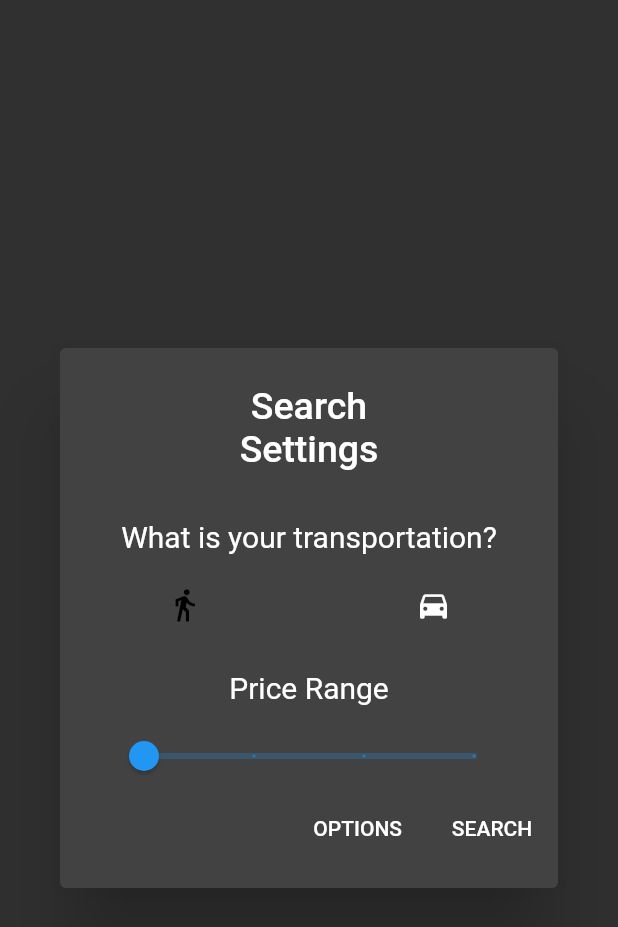
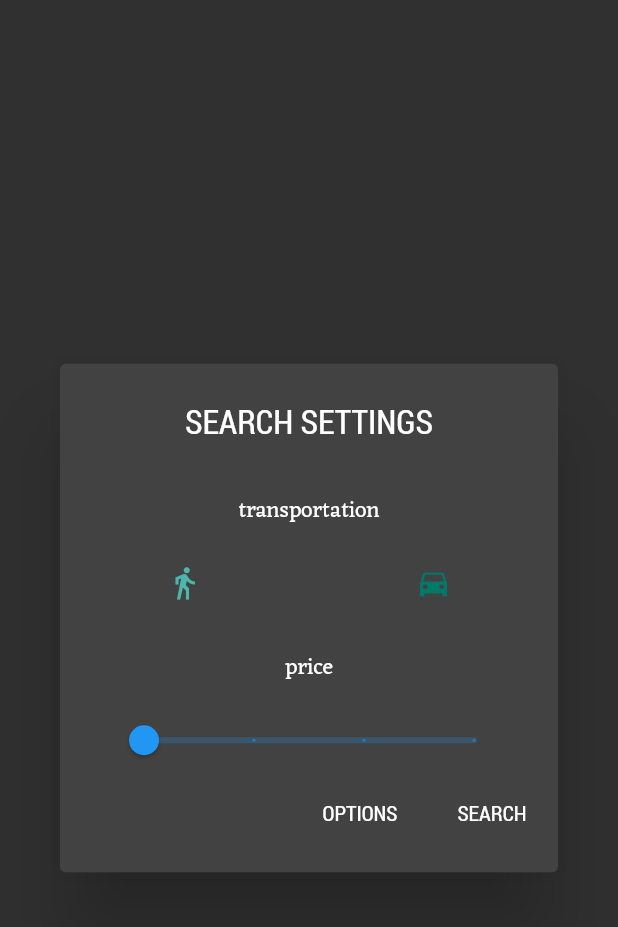
Before and after one commit to dark-mode/Hungry, a Flutter app: the MyDialogContent widget shown alone on an empty page, opened directly with empty values, after a tap on the "directions walk" icon, on a phone screen of 412 x 824 dp. Shown: the top 927 px of the screen. Run offline on Flutter 3.47's test engine with Material 2 defaults, Android fonts, the phone set to English and light mode, and no system bars; our stand-ins replace google_sign_in, location; missing offline and left inert: material_search.

Commit message:
fonts and colors

```diff
--- a/restaurant_app/lib/HomePage.dart
+++ b/restaurant_app/lib/HomePage.dart
@@ -1,12 +1,10 @@
 import 'package:flutter/material.dart';
 import 'package:restaurant_app/DeviceLocation.dart';
 import 'package:restaurant_app/SignIn.dart';
-import 'package:restaurant_app/CuisinePage.dart';
 import 'package:restaurant_app/MaterialSearch.dart';
 import 'package:restaurant_app/MyCustomRoute.dart';
 import 'package:restaurant_app/UserPreferences/User.dart';
 import 'package:restaurant_app/RestaurantCardViewer//ResultsPage.dart';
-
 
 class HomePage extends StatefulWidget {
   _HomePageState hP = new _HomePageState();
@@ -35,10 +33,13 @@ class _HomePageState extends State<HomePage> {
 
   @override
   Widget build(BuildContext context) {
-
     return Scaffold(
+        backgroundColor: Theme.of(context).backgroundColor,
         appBar: AppBar(
-          title: Text('First Screen'),
+          title: Text(
+            'First Screen',
+            style: TextStyle(fontFamily: 'RobotoCondensed'),
+          ),
         ),
         body: Center(
             child: Column(
@@ -49,7 +50,8 @@ class _HomePageState extends State<HomePage> {
                   child: RaisedButton(
                       child: Text(
                         "Sign In with Google",
-                            style: new TextStyle(color: Colors.white),
+                        style: new TextStyle(
+                            color: Theme.of(context).textSelectionColor),
                       ),
                       color: Theme.of(context).primaryColor,
                       onPressed: () {
@@ -65,7 +67,9 @@ class _HomePageState extends State<HomePage> {
                                 new FlatButton(
                                     child: new Text("Ok",
                                         style: new TextStyle(
-                                              color: Colors.white,
+                                          color: Theme
+                                              .of(context)
+                                              .textSelectionColor,
                                         )),
                                     onPressed: () => Navigator.pop(context)),
                               ],
@@ -83,7 +87,9 @@ class _HomePageState extends State<HomePage> {
                                 new FlatButton(
                                     child: new Text("Ok",
                                         style: new TextStyle(
-                                              color: Colors.white,
+                                          color: Theme
+                                              .of(context)
+                                              .textSelectionColor,
                                         )),
                                     onPressed: () {
                                       Navigator.pop(context);
@@ -98,7 +104,8 @@ class _HomePageState extends State<HomePage> {
               RaisedButton(
                   child: Text(
                     "GO",
-                        style: new TextStyle(color: Colors.white),
+                    style: new TextStyle(
+                        color: Theme.of(context).textSelectionColor),
                   ),
                   color: Theme.of(context).primaryColor,
                   onPressed: () {
@@ -109,7 +116,6 @@ class _HomePageState extends State<HomePage> {
                   }),
             ])));
   }
-
 }
 
 class MyDialogContent extends StatefulWidget {
@@ -127,8 +133,8 @@ class _MyDialogContentState extends State<MyDialogContent> {
   double _lat, _lon;
 
   _MyDialogContentState(this._lat, this._lon);
-  Color _walkColor = Colors.white;
-  Color _driveColor = Colors.white;
+  Color _walkColor = Colors.teal[700];
+  Color _driveColor = Colors.teal[700];
   double _priceLevel = 1.0;
   String _transportation;
   var _prices = ['\$', '\$\$', '\$\$\$', '\$\$\$\$'];
@@ -137,11 +143,11 @@ class _MyDialogContentState extends State<MyDialogContent> {
     _transportation = indicator;
     setState(() {
       if (indicator == 'Walk') {
-        _walkColor = Colors.black;
-        _driveColor = Colors.white;
+        _walkColor = Theme.of(context).primaryColorLight;
+        _driveColor = Theme.of(context).primaryColorDark;
       } else if (indicator == 'Drive') {
-        _walkColor = Colors.white;
-        _driveColor = Colors.black;
+        _walkColor = Theme.of(context).primaryColorDark;
+        _driveColor = Theme.of(context).primaryColorLight;
       }
     });
   }
@@ -154,24 +160,24 @@ class _MyDialogContentState extends State<MyDialogContent> {
   _getContent() {
     return SimpleDialog(
         title: Padding(
-          padding: EdgeInsets.fromLTRB(70.0, 0.0, 70.0, 0.0),
-          child: Text('Search Settings',
+          padding: EdgeInsets.fromLTRB(40.0, 0.0, 40.0, 0.0),
+          child: Text(
+            'SEARCH SETTINGS',
             textAlign: TextAlign.center,
             style: TextStyle(
                 color: Colors.white,
-              fontSize: 25.0,
-            ),
+                fontSize: 22.0,
+                fontFamily: 'RobotoCondensed'),
           ),
         ),
         children: <Widget>[
           Padding(
             padding: EdgeInsets.fromLTRB(40.0, 20.0, 40.0, 10.0),
-            child: Text('What is your transportation?',
+            child: Text(
+              'transportation',
               textAlign: TextAlign.center,
               style: TextStyle(
-                color: Colors.white,
-                fontSize: 20.0,
-              ),
+                  color: Colors.white, fontSize: 15.0, fontFamily: 'Eczar'),
             ),
           ),
           new Row(
@@ -192,12 +198,10 @@ class _MyDialogContentState extends State<MyDialogContent> {
           ),
           new Padding(
             padding: EdgeInsets.fromLTRB(0.0, 20.0, 0.0, 10.0),
-            child: Text('Price Range',
+            child: Text('price',
                 textAlign: TextAlign.center,
                 style: TextStyle(
-                  color: Colors.white,
-                  fontSize: 20.0,
-                )),
+                    color: Colors.white, fontSize: 15.0, fontFamily: 'Eczar')),
           ),
           Padding(
             padding: EdgeInsets.fromLTRB(30.0, 0.0, 30.0, 0.0),
@@ -225,25 +229,26 @@ class _MyDialogContentState extends State<MyDialogContent> {
                       )),
                   onPressed: () {
                     if (_transportation == null) {
-                          showModalBottomSheet<void>(context: context, builder: (BuildContext context) {
+                      showModalBottomSheet<void>(
+                          context: context,
+                          builder: (BuildContext context) {
                             return new Container(
                                 child: new Padding(
                                     padding: const EdgeInsets.all(20.0),
-                                    child: new Text('Please pick a mode of transportation and price range.',
+                                    child: new Text(
+                                        'Please pick a mode of transportation and price range.',
                                         textAlign: TextAlign.center,
                                         style: new TextStyle(
                                             color: Colors.white,
-                                            fontSize: 15.0
-                                        )
-                                    )
-                                )
-                            );
+                                            fontSize: 15.0))));
                           });
                     } else {
                       User _user = User(_priceLevel.toInt(), _transportation);
-                          Navigator.push(context,
+                      Navigator.push(
+                        context,
                         new MyCustomRoute(
-                                builder: (context) => MaterialSearch.withUser(_lat, _lon, _user)),
+                            builder: (context) =>
+                                MaterialSearch.withUser(_lat, _lon, _user)),
                       );
 //                    Navigator.push(
 //                      context,
@@ -258,27 +263,31 @@ class _MyDialogContentState extends State<MyDialogContent> {
                       )),
                   onPressed: () {
                     if (_transportation == null) {
-    showModalBottomSheet<void>(context: context, builder: (BuildContext context) {
+                      showModalBottomSheet<void>(
+                          context: context,
+                          builder: (BuildContext context) {
                             return new Container(
                                 child: new Padding(
                                     padding: const EdgeInsets.all(20.0),
-    child: new Text('Please pick a mode of transportation and price range.',
+                                    child: new Text(
+                                        'Please pick a mode of transportation and price range.',
                                         textAlign: TextAlign.center,
                                         style: new TextStyle(
                                             color: Colors.white,
-    fontSize: 15.0
-    )
-    )
-    )
-    );
+                                            fontSize: 15.0))));
                           });
                     } else {
                       Navigator.pop(context);
                       print(_transportation);
                       print(_priceLevel);
                       User _user = User(_priceLevel.toInt(), _transportation);
-                        Navigator.pushReplacement(context, MaterialPageRoute(builder: (context) => ResultsPage.withUser(_lat, _lon, _user)));
-                      }}),
+                      Navigator.pushReplacement(
+                          context,
+                          MaterialPageRoute(
+                              builder: (context) =>
+                                  ResultsPage.withUser(_lat, _lon, _user)));
+                    }
+                  }),
             ],
           ))
         ]);
--- a/restaurant_app/lib/MaterialSearch.dart
+++ b/restaurant_app/lib/MaterialSearch.dart
@@ -456,7 +456,7 @@ class _MaterialSearchState extends State<MaterialSearch> {
     return MaterialApp(
       title: "Basic List",
       home: Scaffold(
-        backgroundColor: Theme.of(context).accentColor,
+        backgroundColor: Theme.of(context).backgroundColor,
         appBar: AppBar(
             backgroundColor: Theme
                 .of(context)
```
Also changed, not shown: restaurant_app/lib/RestaurantCardViewer/ResultsPage.dart (+4 -4 lines), restaurant_app/lib/main.dart (+7 -1 lines), restaurant_app/pubspec.yaml (+17 -1 lines), restaurant_app/assets/fonts/Eczar-Bold.ttf (added), restaurant_app/assets/fonts/Eczar-Medium.ttf (added), restaurant_app/assets/fonts/Eczar-Regular.ttf (added), restaurant_app/assets/fonts/RobotoCondensed-Bold.ttf (added), restaurant_app/assets/fonts/RobotoCondensed-BoldItalic.ttf (added), restaurant_app/assets/fonts/RobotoCondensed-Italic.ttf (added), restaurant_app/assets/fonts/RobotoCondensed-Light.ttf (added), restaurant_app/assets/fonts/RobotoCondensed-LightItalic.ttf (added), restaurant_app/assets/fonts/RobotoCondensed-Regular.ttf (added). Lines whose indentation alone changed are shown as unchanged.
